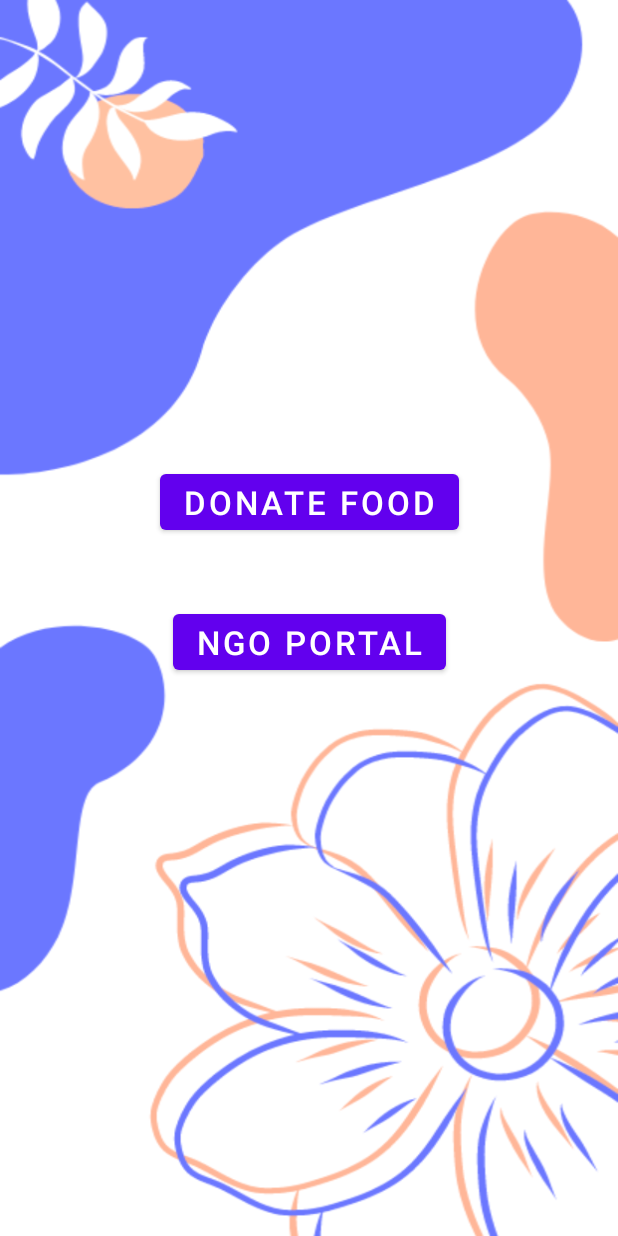
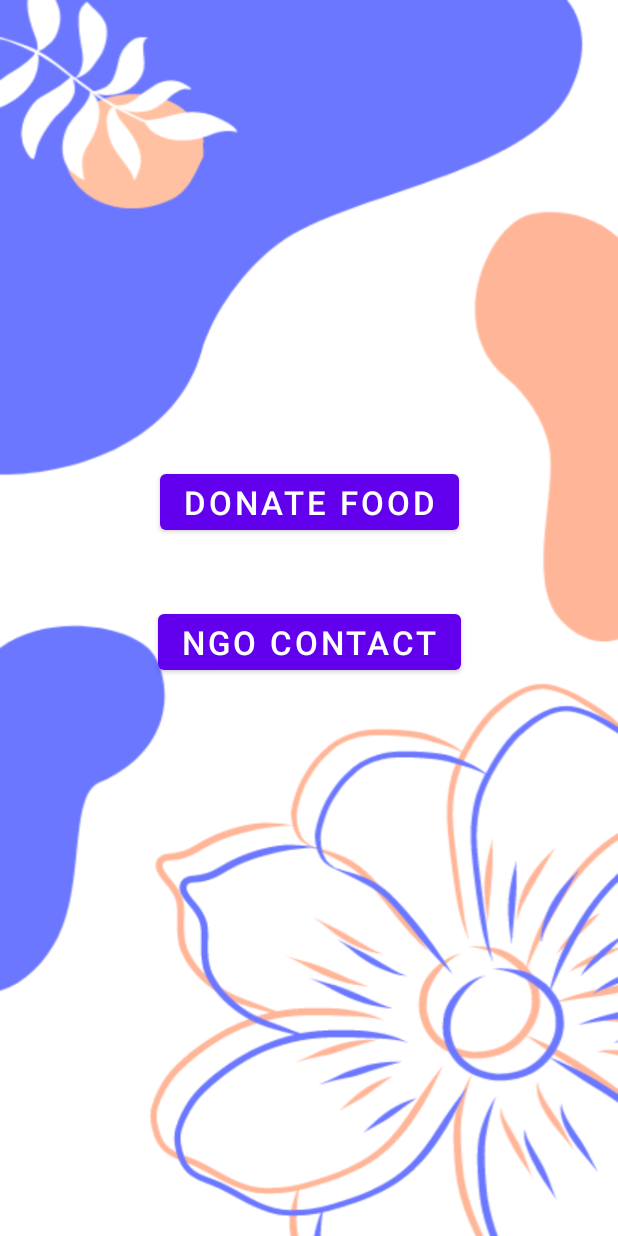
Before and after one commit to dhruv151104/Food-Waste-Management, an Android app: the screen it shows after launch (MainActivity before the commit, user_option after it), after a tap on "DONATE FOOD", on a phone screen of 412 x 824 dp. Run offline under Robolectric (Android 15) with nearby library versions, the phone set to English and light mode, and no system bars.

Commit message:
user page

```diff
--- a/app/src/main/java/com/example/myapplication/MainActivity.java
+++ b/app/src/main/java/com/example/myapplication/MainActivity.java
@@ -21,7 +21,7 @@ public class MainActivity extends AppCompatActivity {
         Donate.setOnClickListener(new View.OnClickListener() {
             @Override
             public void onClick(View v) {
-
+                startActivity(new Intent(MainActivity.this,user_option.class));
             }
         });
 
--- a/app/src/main/java/com/example/myapplication/user_option.java
+++ b/app/src/main/java/com/example/myapplication/user_option.java
@@ -2,13 +2,26 @@ package com.example.myapplication;
 
 import androidx.appcompat.app.AppCompatActivity;
 
+import android.content.Intent;
+import android.view.View;
+import android.widget.*;
 import android.os.Bundle;
 
 public class user_option extends AppCompatActivity {
-
+    Button form,Ngo_contact;
     @Override
     protected void onCreate(Bundle savedInstanceState) {
         super.onCreate(savedInstanceState);
         setContentView(R.layout.activity_user_option);
+        form = findViewById(R.id.form);
+        Ngo_contact = findViewById(R.id.Ngo_contact);
+
+        form.setOnClickListener(new View.OnClickListener() {
+            @Override
+            public void onClick(View view) {
+                startActivity(new Intent(user_option.this,null));
+            }
+        });
+
     }
 }
--- a/app/src/main/res/layout/activity_user_option.xml
+++ b/app/src/main/res/layout/activity_user_option.xml
@@ -4,6 +4,32 @@
     xmlns:tools="http://schemas.android.com/tools"
     android:layout_width="match_parent"
     android:layout_height="match_parent"
-    tools:context=".user_option">
+    tools:context=".MainActivity"
+    android:background="@drawable/bg">
+
+
+    <Button
+        android:id="@+id/form"
+        android:layout_width="wrap_content"
+        android:layout_height="wrap_content"
+        android:text="Donate Food"
+        android:textSize="22dp"
+        app:layout_constraintBottom_toBottomOf="parent"
+        app:layout_constraintEnd_toEndOf="parent"
+        app:layout_constraintStart_toStartOf="parent"
+        app:layout_constraintTop_toTopOf="parent"
+        app:layout_constraintVertical_bias="0.4" />
+
+    <Button
+        android:id="@+id/Ngo_contact"
+        android:layout_width="wrap_content"
+        android:layout_height="wrap_content"
+        android:text="NGO Contact"
+        android:textSize="22dp"
+        app:layout_constraintBottom_toBottomOf="parent"
+        app:layout_constraintEnd_toEndOf="parent"
+        app:layout_constraintStart_toStartOf="parent"
+        app:layout_constraintTop_toBottomOf="@+id/form"
+        app:layout_constraintVertical_bias="0.106" />
 
 </androidx.constraintlayout.widget.ConstraintLayout>
```
